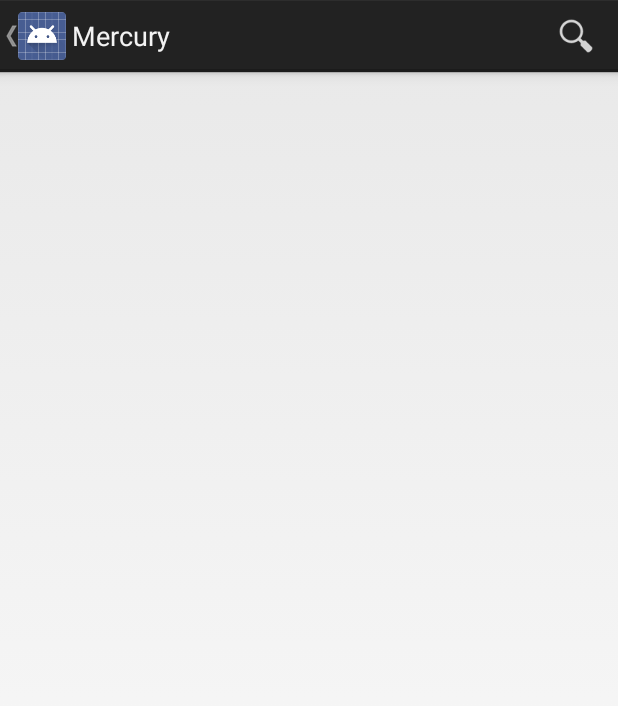
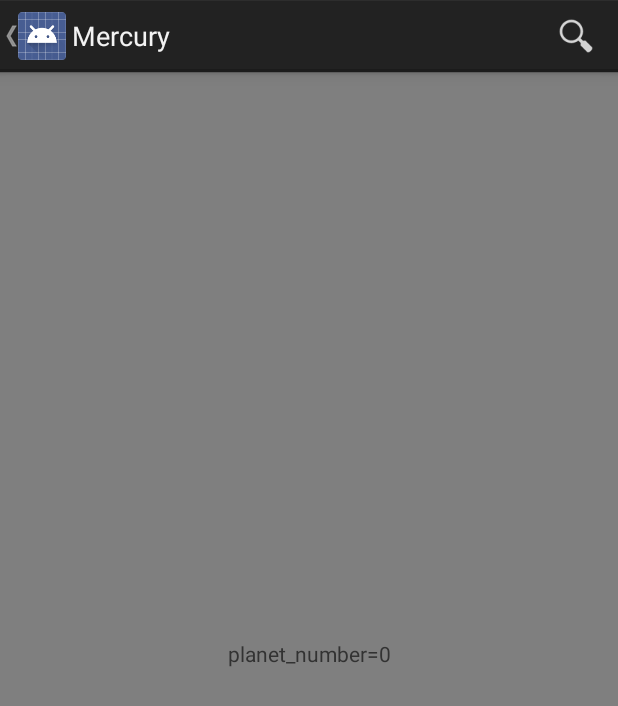
Before and after one commit to markatithinkbest/NaviDrawer, an Android app: the screen it shows after launch (MainActivity), on a phone screen of 412 x 824 dp. Shown: the top 706 px of the screen. Run offline under Robolectric (Android 15) with nearby library versions, the phone set to English and light mode, and no system bars; 2 statements that could not run were skipped.

Commit message:
001_fragment_main 參考 layout fragment_planet, 先做一個簡易的fragment_main 同時

```diff
--- /dev/null
+++ b/app/src/main/res/layout/fragment_main.xml
@@ -0,0 +1,25 @@
+<!--
+  Copyright 2013 The Android Open Source Project
+
+  Licensed under the Apache License, Version 2.0 (the "License");
+  you may not use this file except in compliance with the License.
+  You may obtain a copy of the License at
+
+      http://www.apache.org/licenses/LICENSE-2.0
+
+  Unless required by applicable law or agreed to in writing, software
+  distributed under the License is distributed on an "AS IS" BASIS,
+  WITHOUT WARRANTIES OR CONDITIONS OF ANY KIND, either express or implied.
+  See the License for the specific language governing permissions and
+  limitations under the License.
+  -->
+
+<TextView xmlns:android="http://schemas.android.com/apk/res/android"
+    android:id="@+id/textView"
+    android:layout_width="match_parent"
+    android:layout_height="match_parent"
+    android:background="#7f7f7f"
+    android:gravity="center"
+    android:padding="32dp"
+
+    android:text="Main Fragment" />
--- a/app/src/main/res/values/strings.xml
+++ b/app/src/main/res/values/strings.xml
@@ -15,7 +15,6 @@
   -->
 
 <resources>
-    <string name="app_name">Navigation Drawer Example</string>
     <string-array name="planets_array">
         <item>Mercury</item>
         <item>Venus</item>
@@ -30,4 +29,5 @@
     <string name="drawer_close">Close navigation drawer</string>
     <string name="action_websearch">Web search</string>
     <string name="app_not_available">Sorry, there\'s no web browser available</string>
+    <string name="app_name">OurTaipeiTrip</string>
 </resources>
```
Also changed, not shown: 2 other files.
